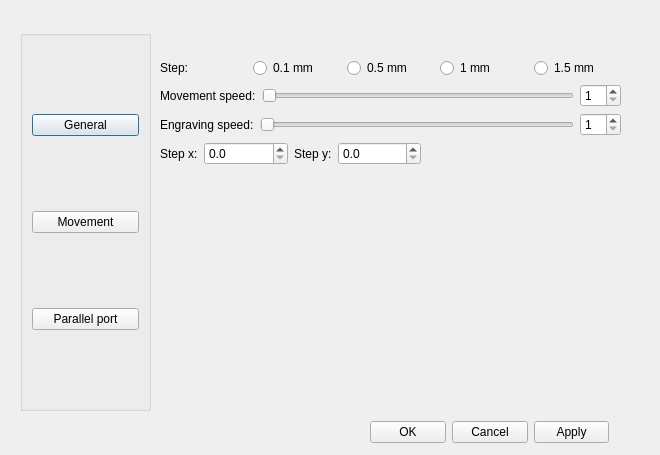
Before: the Qt Designer form mainwindow/settings.ui in CommName/Cengrave, drawn with Qt 5.
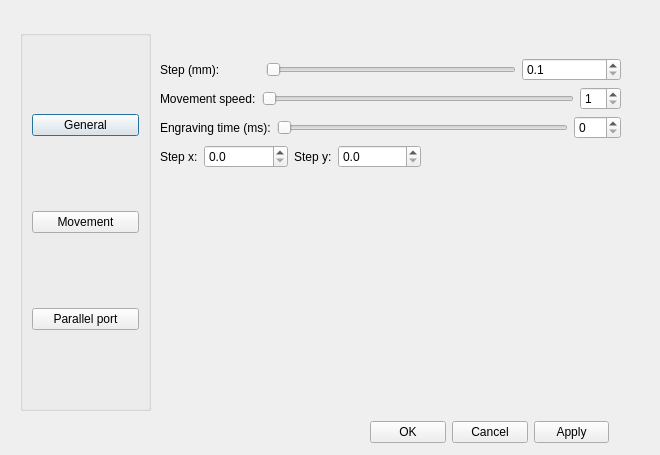
After: the same form once the commit is applied.

Commit message: engrave time added

Diff of the .ui file:
```diff
--- a/mainwindow/settings.ui
+++ b/mainwindow/settings.ui
@@ -99,35 +99,48 @@
         <item>
          <widget class="QLabel" name="label_step">
           <property name="text">
-           <string>Step:</string>
+           <string>Step (mm):</string>
           </property>
          </widget>
         </item>
         <item>
-         <widget class="QRadioButton" name="step01mm">
-          <property name="text">
-           <string>0.1 mm</string>
+         <widget class="QSlider" name="horizontalSlider_Step">
+          <property name="maximumSize">
+           <size>
+            <width>250</width>
+            <height>16777215</height>
+           </size>
           </property>
-         </widget>
-        </item>
-        <item>
-         <widget class="QRadioButton" name="step05mm">
-          <property name="text">
-           <string>0.5 mm</string>
+          <property name="minimum">
+           <number>10</number>
           </property>
-         </widget>
-        </item>
-        <item>
-         <widget class="QRadioButton" name="step1mm">
-          <property name="text">
-           <string>1 mm</string>
+          <property name="maximum">
+           <number>250</number>
           </property>
+          <property name="singleStep">
+           <number>10</number>
+          </property>
+          <property name="pageStep">
+           <number>10</number>
+          </property>
+          <property name="orientation">
+           <enum>Qt::Horizontal</enum>
+          </property>
          </widget>
         </item>
         <item>
-         <widget class="QRadioButton" name="step15mm">
-          <property name="text">
-           <string>1.5 mm</string>
+         <widget class="QDoubleSpinBox" name="spinBox_step">
+          <property name="decimals">
+           <number>1</number>
+          </property>
+          <property name="minimum">
+           <double>0.100000000000000</double>
+          </property>
+          <property name="maximum">
+           <double>2.500000000000000</double>
+          </property>
+          <property name="singleStep">
+           <double>0.100000000000000</double>
           </property>
          </widget>
         </item>
@@ -172,17 +185,17 @@
         <item>
          <widget class="QLabel" name="label_engrave_speed">
           <property name="text">
-           <string>Engraving speed:</string>
+           <string>Engraving time (ms):</string>
           </property>
          </widget>
         </item>
         <item>
          <widget class="QSlider" name="slider_engrave_speed">
           <property name="minimum">
-           <number>1</number>
+           <number>0</number>
           </property>
           <property name="maximum">
-           <number>80</number>
+           <number>300</number>
           </property>
           <property name="orientation">
            <enum>Qt::Horizontal</enum>
@@ -192,10 +205,10 @@
         <item>
          <widget class="QSpinBox" name="spinBox_engrave_speed">
           <property name="minimum">
-           <number>1</number>
+           <number>0</number>
           </property>
           <property name="maximum">
-           <number>80</number>
+           <number>300</number>
           </property>
          </widget>
         </item>
```
Left out of the diff: 14 changed lines with no effect on the pictures. The commit also changes 6 other files.
